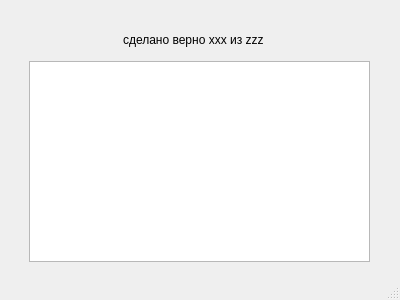
Above: qt_ui/results.ui from Laponina/learn_english before the change. Below: the same form after it.
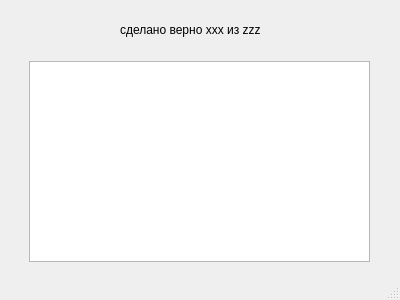
That is the form after the change.

What changed in the file:
```diff
--- a/qt_ui/results.ui
+++ b/qt_ui/results.ui
@@ -80,8 +80,8 @@
   <widget class="QLabel" name="percentage">
    <property name="geometry">
     <rect>
-     <x>123</x>
-     <y>30</y>
+     <x>120</x>
+     <y>20</y>
      <width>154</width>
      <height>20</height>
     </rect>
```
